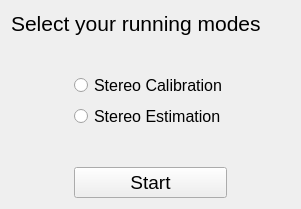
Above: tools/gui/page_index.ui from FJ-CPP/binocular_vision before the change. Below: the same form after it.
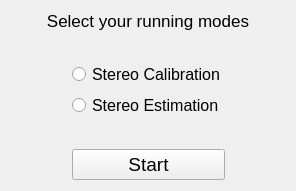
That is the form after the change.

```diff
--- a/tools/gui/page_index.ui
+++ b/tools/gui/page_index.ui
@@ -6,8 +6,8 @@
    <rect>
     <x>0</x>
     <y>0</y>
-    <width>301</width>
-    <height>209</height>
+    <width>296</width>
+    <height>191</height>
    </rect>
   </property>
   <property name="font">
@@ -24,13 +24,16 @@
     <widget class="QLabel" name="lable_app_title">
      <property name="font">
       <font>
-       <pointsize>16</pointsize>
+       <pointsize>13</pointsize>
        <stylestrategy>PreferAntialias</stylestrategy>
       </font>
      </property>
      <property name="text">
       <string>Select your running modes</string>
      </property>
+     <property name="alignment">
+      <set>Qt::AlignCenter</set>
+     </property>
     </widget>
    </item>
    <item>
```
